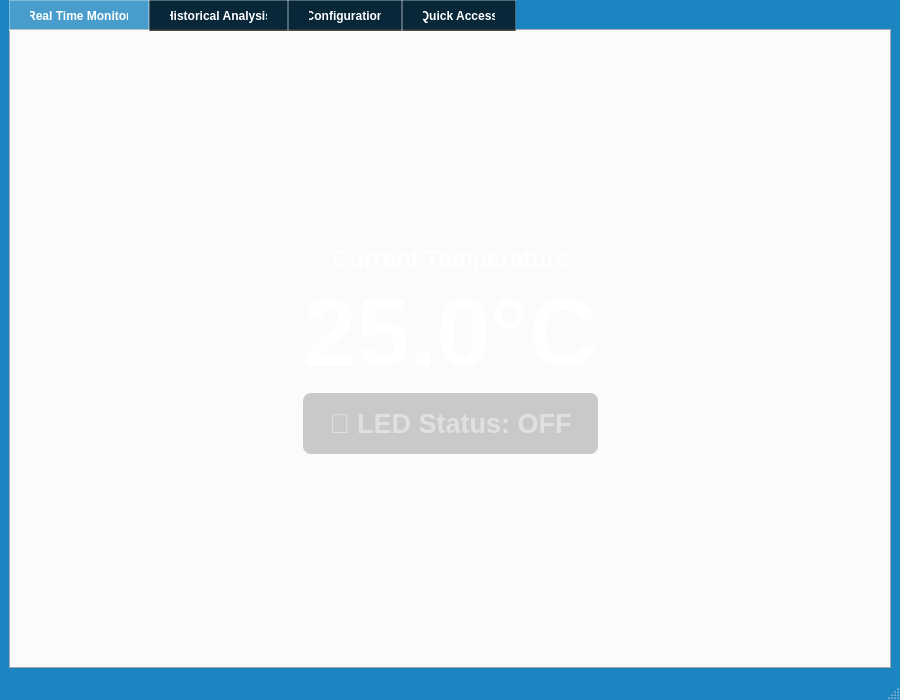
Before: the Qt Designer form Modern_Cpp_Project/Implementation/server/server.ui in salah0eldin/Embedded_Linux_Diploma_Projects, drawn with Qt 5.
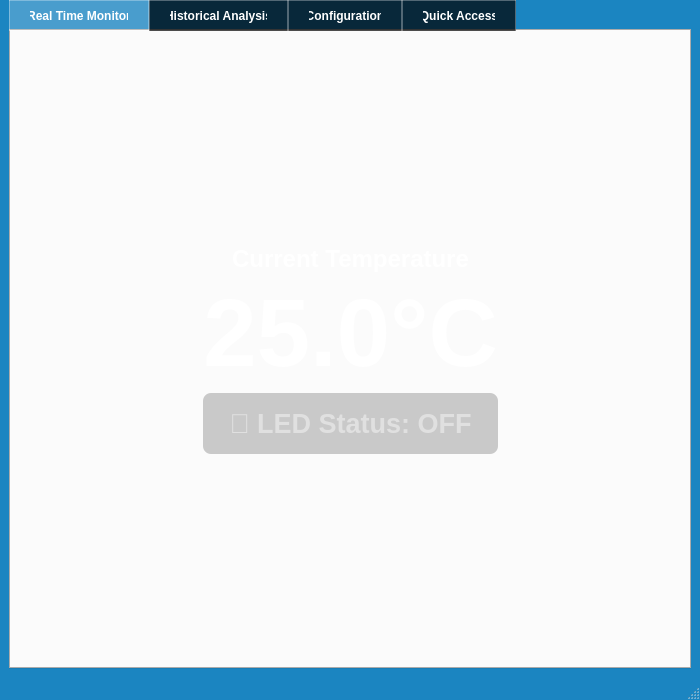
After: the same form once the commit is applied. Icons and pictures are not drawn.

The edit to the form file:
```diff
--- a/Modern_Cpp_Project/Implementation/server/server.ui
+++ b/Modern_Cpp_Project/Implementation/server/server.ui
@@ -6,7 +6,7 @@
    <rect>
     <x>0</x>
     <y>0</y>
-    <width>900</width>
+    <width>700</width>
     <height>700</height>
    </rect>
   </property>
```
